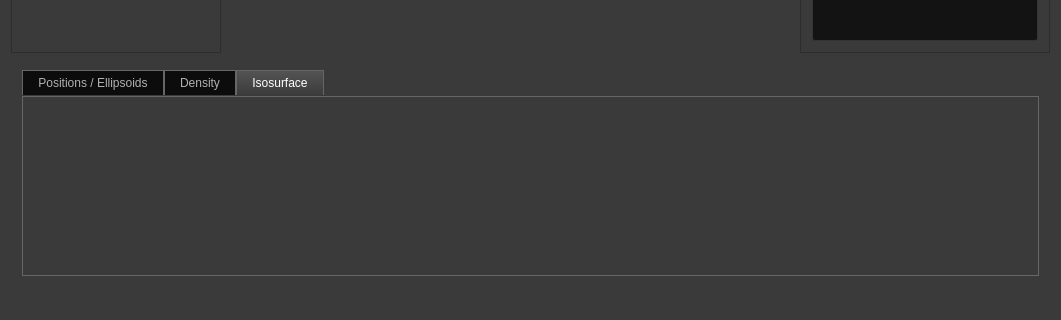
This is da-gm-1/da-gm-1/gmvis/ui/VisualizerWindow.ui in SFraissTU/gm_vis as Qt 5 draws it before an edit; both pictures show x 0 to 1061 and y 522 to 842 of the 1061 by 842 pixel window. The edited form follows.
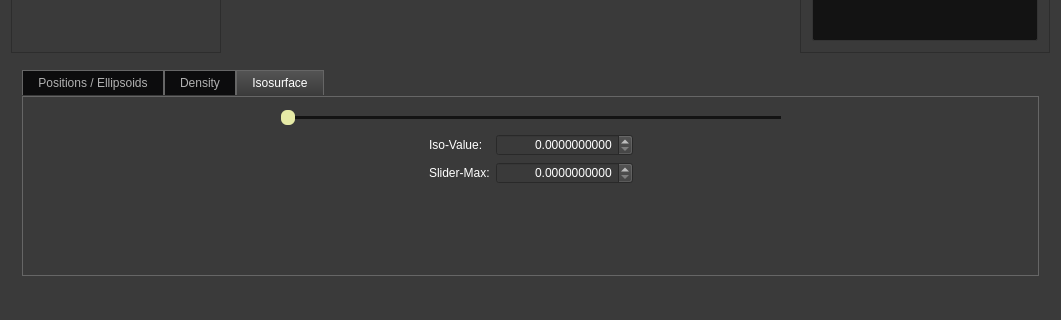
This is the edited form. The open tabs and pages were chosen to show the change. Icons and pictures are not drawn. Custom widgets are drawn as their Qt base class.

Commit message: Design Updates and some UI-Functionality fixes

```diff
--- a/da-gm-1/da-gm-1/gmvis/ui/VisualizerWindow.ui
+++ b/da-gm-1/da-gm-1/gmvis/ui/VisualizerWindow.ui
@@ -1526,6 +1526,128 @@
           <attribute name="title">
            <string>Isosurface</string>
           </attribute>
+          <layout class="QVBoxLayout" name="verticalLayout_3">
+           <item>
+            <layout class="QHBoxLayout" name="horizontalLayout_4">
+             <item>
+              <spacer name="horizontalSpacer_8">
+               <property name="orientation">
+                <enum>Qt::Horizontal</enum>
+               </property>
+               <property name="sizeHint" stdset="0">
+                <size>
+                 <width>40</width>
+                 <height>20</height>
+                </size>
+               </property>
+              </spacer>
+             </item>
+             <item>
+              <widget class="QSlider" name="sl_isovalue">
+               <property name="minimumSize">
+                <size>
+                 <width>500</width>
+                 <height>0</height>
+                </size>
+               </property>
+               <property name="maximum">
+                <number>100</number>
+               </property>
+               <property name="orientation">
+                <enum>Qt::Horizontal</enum>
+               </property>
+              </widget>
+             </item>
+             <item>
+              <spacer name="horizontalSpacer_7">
+               <property name="orientation">
+                <enum>Qt::Horizontal</enum>
+               </property>
+               <property name="sizeHint" stdset="0">
+                <size>
+                 <width>40</width>
+                 <height>20</height>
+                </size>
+               </property>
+              </spacer>
+             </item>
+            </layout>
+           </item>
+           <item>
+            <layout class="QHBoxLayout" name="horizontalLayout_5">
+             <item>
+              <spacer name="horizontalSpacer_10">
+               <property name="orientation">
+                <enum>Qt::Horizontal</enum>
+               </property>
+               <property name="sizeHint" stdset="0">
+                <size>
+                 <width>40</width>
+                 <height>20</height>
+                </size>
+               </property>
+              </spacer>
+             </item>
+             <item>
+              <layout class="QFormLayout" name="formLayout_5">
+               <item row="0" column="0">
+                <widget class="QLabel" name="label_13">
+                 <property name="text">
+                  <string>Iso-Value:</string>
+                 </property>
+                </widget>
+               </item>
+               <item row="0" column="1">
+                <widget class="QDoubleSpinBox" name="spin_isovalue">
+                 <property name="alignment">
+                  <set>Qt::AlignRight|Qt::AlignTrailing|Qt::AlignVCenter</set>
+                 </property>
+                 <property name="decimals">
+                  <number>10</number>
+                 </property>
+                 <property name="maximum">
+                  <double>9999999999999999931398190359470212947659194368.000000000000000</double>
+                 </property>
+                </widget>
+               </item>
+               <item row="1" column="0">
+                <widget class="QLabel" name="label_14">
+                 <property name="text">
+                  <string>Slider-Max:</string>
+                 </property>
+                </widget>
+               </item>
+               <item row="1" column="1">
+                <widget class="QDoubleSpinBox" name="spin_isoslidermax">
+                 <property name="alignment">
+                  <set>Qt::AlignRight|Qt::AlignTrailing|Qt::AlignVCenter</set>
+                 </property>
+                 <property name="decimals">
+                  <number>10</number>
+                 </property>
+                 <property name="maximum">
+                  <double>9999999999999999931398190359470212947659194368.000000000000000</double>
+                 </property>
+                </widget>
+               </item>
+              </layout>
+             </item>
+             <item>
+              <spacer name="horizontalSpacer_9">
+               <property name="orientation">
+                <enum>Qt::Horizontal</enum>
+               </property>
+               <property name="sizeHint" stdset="0">
+                <size>
+                 <width>40</width>
+                 <height>20</height>
+                </size>
+               </property>
+              </spacer>
+             </item>
+            </layout>
+           </item>
+          </layout>
          </widget>
         </widget>
        </item>
```
Left out of the diff: 2 changed lines with no effect on the pictures. The commit also changes 2 other files.
